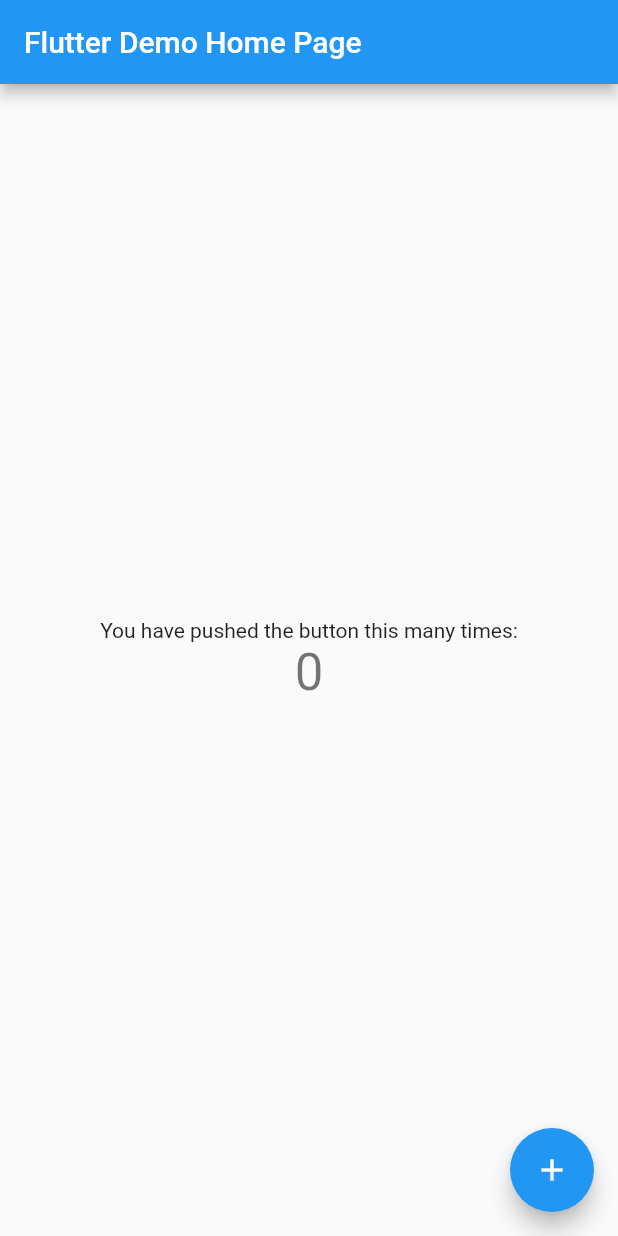
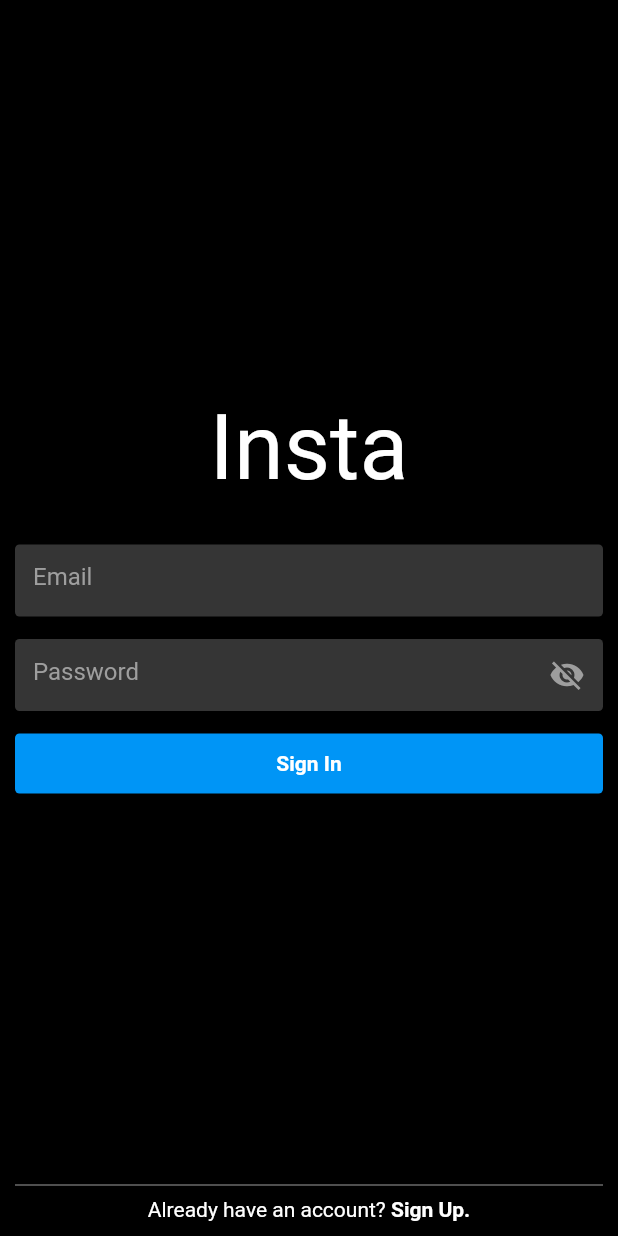
Before and after one commit to flutterkage2k/firebaseinstaclone, a Flutter app: the screen it shows after launch, on a phone screen of 412 x 824 dp. Run offline on Flutter 3.47's test engine with Material 2 defaults, Android fonts, the light colour scheme and no system bars.

Commit message:
sign in page

```diff
--- /dev/null
+++ b/lib/consts.dart
@@ -0,0 +1,19 @@
+import 'package:flutter/material.dart';
+
+const backGroundColor = Color.fromRGBO(0, 0, 0, 1.0);
+const blueColor = Color.fromRGBO(0, 149, 246, 1);
+const primaryColor = Colors.white;
+const secondaryColor = Colors.grey;
+const darkGreyColor = Color.fromRGBO(97, 97, 97, 1);
+
+Widget sizeVer(double height) {
+  return SizedBox(
+    height: height,
+  );
+}
+
+Widget SizeHor(double width) {
+  return SizedBox(
+    width: width,
+  );
+}
--- /dev/null
+++ b/lib/festures/presentation/page/sign_in_page.dart
@@ -0,0 +1,71 @@
+import 'package:firebaseinstaclone/consts.dart';
+import 'package:firebaseinstaclone/festures/presentation/widgets/button_container_widget.dart';
+import 'package:firebaseinstaclone/festures/presentation/widgets/form_container_widget.dart';
+import 'package:flutter/material.dart';
+
+class SignInPage extends StatelessWidget {
+  const SignInPage({Key? key}) : super(key: key);
+
+  @override
+  Widget build(BuildContext context) {
+    return Scaffold(
+      backgroundColor: backGroundColor,
+      body: Padding(
+        padding: const EdgeInsets.symmetric(horizontal: 10, vertical: 10),
+        child: Column(
+          mainAxisAlignment: MainAxisAlignment.center,
+          children: [
+            Flexible(
+              child: Container(),
+              flex: 2,
+            ),
+            Center(
+              child: Text(
+                "Insta",
+                style: TextStyle(color: primaryColor, fontSize: 60),
+              ),
+            ),
+            sizeVer(30),
+            FormContainerWidget(
+              hintText: "Email",
+            ),
+            sizeVer(15),
+            FormContainerWidget(
+              hintText: "Password",
+              isPasswordField: true,
+            ),
+            sizeVer(15),
+            ButtonContaierWidget(
+              color: blueColor,
+              text: "Sign In",
+              onTapListener: () {},
+            ),
+            Flexible(
+              child: Container(),
+              flex: 2,
+            ),
+            Divider(
+              color: secondaryColor,
+            ),
+            Row(
+              mainAxisAlignment: MainAxisAlignment.center,
+              children: [
+                Text(
+                  'Already have an account? ',
+                  style: TextStyle(color: primaryColor),
+                ),
+                InkWell(
+                  onTap: () {},
+                  child: Text(
+                    "Sign Up.",
+                    style: TextStyle(fontWeight: FontWeight.bold, color: primaryColor),
+                  ),
+                )
+              ],
+            )
+          ],
+        ),
+      ),
+    );
+  }
+}
--- /dev/null
+++ b/lib/festures/presentation/widgets/button_container_widget.dart
@@ -0,0 +1,31 @@
+import 'package:firebaseinstaclone/consts.dart';
+import 'package:flutter/material.dart';
+
+class ButtonContaierWidget extends StatelessWidget {
+  final Color? color;
+  final String? text;
+  final VoidCallback? onTapListener;
+
+  const ButtonContaierWidget({Key? key, this.color, this.text, this.onTapListener}) : super(key: key);
+
+  @override
+  Widget build(BuildContext context) {
+    return InkWell(
+      onTap: onTapListener,
+      child: Container(
+        width: double.infinity,
+        height: 40,
+        decoration: BoxDecoration(
+          color: color,
+          borderRadius: BorderRadius.circular(3),
+        ),
+        child: Center(
+          child: Text(
+            "$text",
+            style: TextStyle(color: primaryColor, fontWeight: FontWeight.w600),
+          ),
+        ),
+      ),
+    );
+  }
+}
--- /dev/null
+++ b/lib/festures/presentation/widgets/form_container_widget.dart
@@ -0,0 +1,75 @@
+import 'package:firebaseinstaclone/consts.dart';
+import 'package:flutter/material.dart';
+
+class FormContainerWidget extends StatefulWidget {
+  final TextEditingController? controller;
+  final Key? fieldKey;
+  final bool? isPasswordField;
+  final String? hintText;
+  final String? labelText;
+  final String? helperText;
+  final FormFieldSetter<String>? onSaved;
+  final FormFieldValidator<String>? validator;
+  final ValueChanged<String>? onFieldSubmitted;
+  final TextInputType? inputType;
+
+  const FormContainerWidget(
+      {Key? key,
+      this.controller,
+      this.fieldKey,
+      this.isPasswordField,
+      this.hintText,
+      this.labelText,
+      this.helperText,
+      this.onSaved,
+      this.validator,
+      this.onFieldSubmitted,
+      this.inputType})
+      : super(key: key);
+
+  @override
+  State<FormContainerWidget> createState() => _FormContainerWidgetState();
+}
+
+class _FormContainerWidgetState extends State<FormContainerWidget> {
+  bool _obscureText = true;
+
+  @override
+  Widget build(BuildContext context) {
+    return Container(
+      width: double.infinity,
+      decoration: BoxDecoration(
+        color: secondaryColor.withOpacity(.35),
+        borderRadius: BorderRadius.circular(3),
+      ),
+      child: TextFormField(
+        style: TextStyle(color: primaryColor),
+        controller: widget.controller,
+        keyboardType: widget.inputType,
+        key: widget.fieldKey,
+        obscureText: widget.isPasswordField == true ? _obscureText : false,
+        onSaved: widget.onSaved,
+        validator: widget.validator,
+        onFieldSubmitted: widget.onFieldSubmitted,
+        decoration: InputDecoration(
+            border: InputBorder.none,
+            filled: true,
+            hintText: widget.hintText,
+            hintStyle: TextStyle(color: secondaryColor),
+            suffixIcon: GestureDetector(
+              onTap: () {
+                setState(() {
+                  _obscureText = !_obscureText;
+                });
+              },
+              child: widget.isPasswordField == true
+                  ? Icon(
+                      _obscureText ? Icons.visibility_off : Icons.visibility,
+                      color: _obscureText == false ? blueColor : secondaryColor,
+                    )
+                  : Text(""),
+            )),
+      ),
+    );
+  }
+}
--- a/lib/main.dart
+++ b/lib/main.dart
@@ -1,115 +1,20 @@
+import 'package:firebaseinstaclone/festures/presentation/page/sign_in_page.dart';
 import 'package:flutter/material.dart';
 
 void main() {
-  runApp(const MyApp());
+  runApp(MyApp());
 }
 
 class MyApp extends StatelessWidget {
-  const MyApp({super.key});
+  const MyApp({Key? key}) : super(key: key);
 
-  // This widget is the root of your application.
   @override
   Widget build(BuildContext context) {
     return MaterialApp(
-      title: 'Flutter Demo',
-      theme: ThemeData(
-        // This is the theme of your application.
-        //
-        // Try running your application with "flutter run". You'll see the
-        // application has a blue toolbar. Then, without quitting the app, try
-        // changing the primarySwatch below to Colors.green and then invoke
-        // "hot reload" (press "r" in the console where you ran "flutter run",
-        // or simply save your changes to "hot reload" in a Flutter IDE).
-        // Notice that the counter didn't reset back to zero; the application
-        // is not restarted.
-        primarySwatch: Colors.blue,
-      ),
-      home: const MyHomePage(title: 'Flutter Demo Home Page'),
+      debugShowCheckedModeBanner: false,
+      title: "Insta Clone",
+      darkTheme: ThemeData.dark(),
+      home: SignInPage(),
     );
   }
 }
-
-class MyHomePage extends StatefulWidget {
-  const MyHomePage({super.key, required this.title});
-
-  // This widget is the home page of your application. It is stateful, meaning
-  // that it has a State object (defined below) that contains fields that affect
-  // how it looks.
-
-  // This class is the configuration for the state. It holds the values (in this
-  // case the title) provided by the parent (in this case the App widget) and
-  // used by the build method of the State. Fields in a Widget subclass are
-  // always marked "final".
-
-  final String title;
-
-  @override
-  State<MyHomePage> createState() => _MyHomePageState();
-}
-
-class _MyHomePageState extends State<MyHomePage> {
-  int _counter = 0;
-
-  void _incrementCounter() {
-    setState(() {
-      // This call to setState tells the Flutter framework that something has
-      // changed in this State, which causes it to rerun the build method below
-      // so that the display can reflect the updated values. If we changed
-      // _counter without calling setState(), then the build method would not be
-      // called again, and so nothing would appear to happen.
-      _counter++;
-    });
-  }
-
-  @override
-  Widget build(BuildContext context) {
-    // This method is rerun every time setState is called, for instance as done
-    // by the _incrementCounter method above.
-    //
-    // The Flutter framework has been optimized to make rerunning build methods
-    // fast, so that you can just rebuild anything that needs updating rather
-    // than having to individually change instances of widgets.
-    return Scaffold(
-      appBar: AppBar(
-        // Here we take the value from the MyHomePage object that was created by
-        // the App.build method, and use it to set our appbar title.
-        title: Text(widget.title),
-      ),
-      body: Center(
-        // Center is a layout widget. It takes a single child and positions it
-        // in the middle of the parent.
-        child: Column(
-          // Column is also a layout widget. It takes a list of children and
-          // arranges them vertically. By default, it sizes itself to fit its
-          // children horizontally, and tries to be as tall as its parent.
-          //
-          // Invoke "debug painting" (press "p" in the console, choose the
-          // "Toggle Debug Paint" action from the Flutter Inspector in Android
-          // Studio, or the "Toggle Debug Paint" command in Visual Studio Code)
-          // to see the wireframe for each widget.
-          //
-          // Column has various properties to control how it sizes itself and
-          // how it positions its children. Here we use mainAxisAlignment to
-          // center the children vertically; the main axis here is the vertical
-          // axis because Columns are vertical (the cross axis would be
-          // horizontal).
-          mainAxisAlignment: MainAxisAlignment.center,
-          children: <Widget>[
-            const Text(
-              'You have pushed the button this many times:',
-            ),
-            Text(
-              '$_counter',
-              style: Theme.of(context).textTheme.headline4,
-            ),
-          ],
-        ),
-      ),
-      floatingActionButton: FloatingActionButton(
-        onPressed: _incrementCounter,
-        tooltip: 'Increment',
-        child: const Icon(Icons.add),
-      ), // This trailing comma makes auto-formatting nicer for build methods.
-    );
-  }
-}
```
Also changed, not shown: pubspec.yaml (+22 -0 lines), pubspec.lock, 12 other files.
